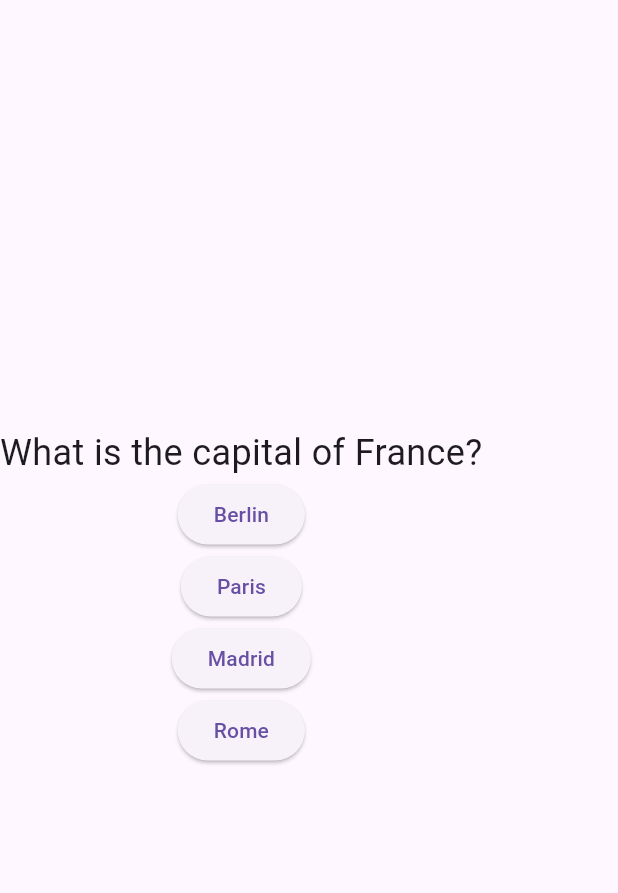
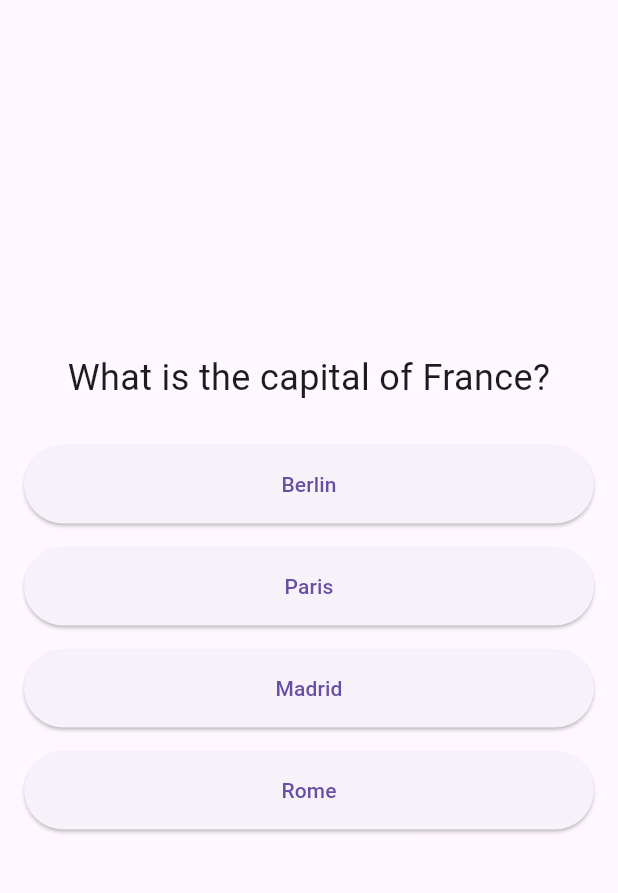
Before and after one commit to lohiaparth/smart_class_app, a Flutter app: the QuizPage screen opened directly, on a phone screen of 412 x 824 dp, the part 63-956 px from its top. Run offline on Flutter 3.47's test engine with Material 3 defaults, Android fonts, the phone set to English and light mode, and no system bars.

Commit message:
text quiz added

```diff
--- a/lib/quiz_page.dart
+++ b/lib/quiz_page.dart
@@ -1,4 +1,3 @@
-// quiz_page.dart
 import 'package:flutter/material.dart';
 
 class QuizPage extends StatelessWidget {
@@ -8,7 +7,10 @@ class QuizPage extends StatelessWidget {
       appBar: AppBar(
         title: Text('Quiz'),
       ),
-      body: Quiz(),
+      body: Padding(
+        padding: const EdgeInsets.all(16.0),
+        child: Quiz(),
+      ),
     );
   }
 }
@@ -21,6 +23,7 @@ class Quiz extends StatefulWidget {
 class _QuizState extends State<Quiz> {
   int _questionIndex = 0;
   int _score = 0;
+  final TextEditingController _textController = TextEditingController();
 
   final List<Map<String, Object>> _questions = [
     {
@@ -50,6 +53,11 @@ class _QuizState extends State<Quiz> {
         {'text': 'Red', 'score': 0},
       ]
     },
+    {
+      'question': "What is Kothari's First Name?", // New text input question
+      'type': 'text',
+      'correctAnswer': 'Ayush', // Added correct answer here
+    },
   ];
 
   void _answerQuestion(int score) {
@@ -59,29 +67,71 @@ class _QuizState extends State<Quiz> {
     });
   }
 
+  void _submitTextAnswer(String answer) {
+    String correctAnswer = (_questions[_questionIndex]['correctAnswer'] as String).toLowerCase();
+    if (answer.toLowerCase() == correctAnswer) {
+      _score += 1;
+    }
+    setState(() {
+      _questionIndex += 1;
+    });
+    _textController.clear();
+  }
+
   @override
   Widget build(BuildContext context) {
     return _questionIndex < _questions.length
         ? Column(
             mainAxisAlignment: MainAxisAlignment.center,
+            crossAxisAlignment: CrossAxisAlignment.stretch,
             children: [
               Text(
                 _questions[_questionIndex]['question'] as String,
                 style: TextStyle(fontSize: 24),
                 textAlign: TextAlign.center,
               ),
-              ...(_questions[_questionIndex]['answers'] as List<Map<String, Object>>)
-                  .map((answer) => ElevatedButton(
-                        child: Text(answer['text'] as String),
-                        onPressed: () => _answerQuestion(answer['score'] as int),
-                      ))
-                  .toList(),
+              SizedBox(height: 20),
+              if (_questions[_questionIndex].containsKey('answers'))
+                ...(_questions[_questionIndex]['answers'] as List<Map<String, Object>>)
+                    .map((answer) => Padding(
+                          padding: const EdgeInsets.symmetric(vertical: 8.0),
+                          child: ElevatedButton(
+                            style: ElevatedButton.styleFrom(
+                              padding: EdgeInsets.symmetric(vertical: 16.0),
+                            ),
+                            child: Text(answer['text'] as String),
+                            onPressed: () => _answerQuestion(answer['score'] as int),
+                          ),
+                        ))
+                    .toList(),
+              if (_questions[_questionIndex]['type'] == 'text')
+                Padding(
+                  padding: const EdgeInsets.symmetric(vertical: 8.0),
+                  child: Column(
+                    children: [
+                      TextField(
+                        controller: _textController,
+                        decoration: InputDecoration(
+                          labelText: 'Enter your answer',
+                          border: OutlineInputBorder(),
+                        ),
+                        onSubmitted: _submitTextAnswer,
+                      ),
+                      SizedBox(height: 10),
+                      ElevatedButton(
+                        onPressed: () => _submitTextAnswer(_textController.text),
+                        child: Text('Submit'),
+                      ),
+                    ],
+                  ),
+                ),
             ],
           )
         : Center(
             child: Text(
               'Your score is: $_score',
               style: TextStyle(fontSize: 24),
+              textAlign: TextAlign.center,
             ),
           );
   }
```
